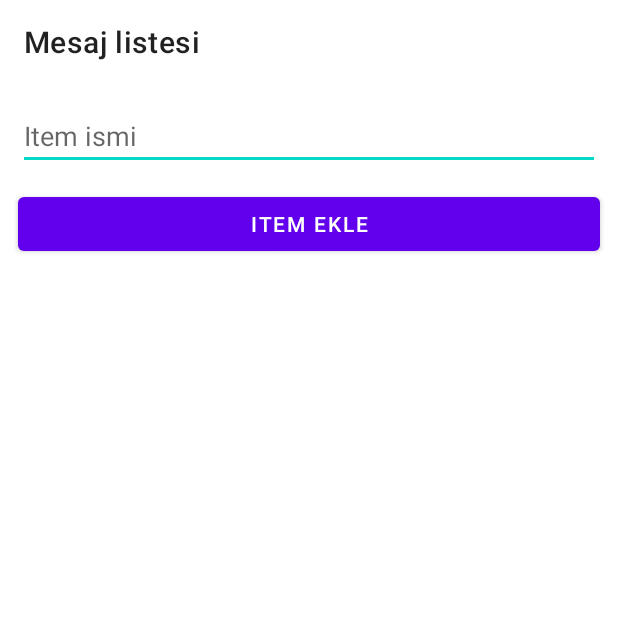
After one commit to onurerdem/LearnKotlin, an Android app: the MessageListActivity screen opened directly, with no data from a screen before it, on a phone screen of 412 x 824 dp, the top half of it. The commit adds this screen. Run offline under Robolectric (Android 15) with nearby library versions, the phone set to English and light mode, and no system bars; our stand-ins replace Room's generated code.

Commit message:
Proje güncellendi.

```diff
--- a/app/src/main/java/com/onurerdem/learnkotlin/MainActivity.kt
+++ b/app/src/main/java/com/onurerdem/learnkotlin/MainActivity.kt
@@ -35,11 +35,13 @@ class MainActivity : AppCompatActivity() {
                     tvAlert.text="Başarıyla kayıt oldunuz!"
                     tvAlert.setTextColor(ContextCompat.getColor(this@MainActivity,R.color.green))
                     tvAlert.visibility= View.VISIBLE
-                    val intent = Intent(this@MainActivity, WelcomeActivity::class.java)
+                    /*val intent = Intent(this@MainActivity, WelcomeActivity::class.java)
                     with(intent){
                         putExtra(Constant.USER_NAME_KEY ,edtFirstName.text.toString())
                         putExtra(Constant.USER_SURNAME_KEY, edtLastName.text.toString())
                     }
+                    startActivity(intent)*/
+                    val intent = Intent(this@MainActivity, MessageListActivity::class.java)
                     startActivity(intent)
                 }
             }
--- /dev/null
+++ b/app/src/main/java/com/onurerdem/learnkotlin/MessageListActivity.kt
@@ -0,0 +1,64 @@
+package com.onurerdem.learnkotlin
+
+import androidx.appcompat.app.AppCompatActivity
+import android.os.Bundle
+import androidx.lifecycle.MutableLiveData
+import androidx.recyclerview.widget.LinearLayoutManager
+import androidx.room.Room
+import com.onurerdem.learnkotlin.adapter.MessageListAdapter
+import com.onurerdem.learnkotlin.databinding.ActivityMessageListBinding
+import com.onurerdem.learnkotlin.model.MessageItem
+import com.onurerdem.learnkotlin.room.MessageDao
+import com.onurerdem.learnkotlin.room.MessageDatabase
+
+class MessageListActivity : AppCompatActivity() {
+    private lateinit var binding: ActivityMessageListBinding
+    private var messageListAdapter = MessageListAdapter()
+    private var messageList: ArrayList<MessageItem> = arrayListOf()
+    private lateinit var messageDao: MessageDao
+    private var messageLiveData: MutableLiveData<String> = MutableLiveData()
+
+    override fun onCreate(savedInstanceState: Bundle?) {
+        super.onCreate(savedInstanceState)
+        binding = ActivityMessageListBinding.inflate(layoutInflater)
+        setContentView(binding.root)
+
+        val db = Room.databaseBuilder(applicationContext, MessageDatabase::class.java, "message").fallbackToDestructiveMigration().allowMainThreadQueries().build()
+        messageDao = db.messageDao()
+
+
+        /*messageList.add(MessageItem("Yunus","Neredesin sen",false,"13:34"))
+        messageList.add(MessageItem("Enes","Nerede kaldın",true,"12.44"))
+        messageList.add(MessageItem("Adna","Hayde",true,"13:34"))
+        messageList.add(MessageItem("Onur erdem","Geldin mi",true,"13:34"))
+        messageList.add(MessageItem("Emre","Ekmek al",false,"13:34"))*/
+
+        binding.apply {
+            rvMessagelist.layoutManager = LinearLayoutManager(this@MessageListActivity, LinearLayoutManager.VERTICAL, false)
+            rvMessagelist.adapter = messageListAdapter
+
+            messageListAdapter.listeyiDoldur(messageList)
+
+            messageListAdapter.messageItemClickListener = {
+                messageDao.deleteMessageItem(it)
+            }
+
+            messageDao.getAllMessage().observe(this@MessageListActivity,{
+                it?.let { messageItem ->
+                    messageList.clear()
+                    messageItem.forEach {
+                        messageList.add(it)
+                    }
+                    messageListAdapter.listeyiDoldur(messageList)
+                }
+            })
+
+            btnAdded.setOnClickListener {
+                //insert
+                messageDao.saveMessage(MessageItem(userName = edtItem.text.toString(),userLastMessage = "XXX",isRead = false, messageTime = "12:45"))
+                //messageList.add(MessageItem(edtItem.text.toString(),"XXX",false,"12:45"))
+                //messageListAdapter.listeyiDoldur(messageList)
+            }
+        }
+    }
+}
--- /dev/null
+++ b/app/src/main/java/com/onurerdem/learnkotlin/adapter/MessageListAdapter.kt
@@ -0,0 +1,59 @@
+package com.onurerdem.learnkotlin.adapter
+
+import android.view.LayoutInflater
+import android.view.View
+import android.view.ViewGroup
+import androidx.core.content.ContextCompat
+import androidx.recyclerview.widget.RecyclerView
+import com.onurerdem.learnkotlin.R
+import com.onurerdem.learnkotlin.model.MessageItem
+import kotlinx.android.synthetic.main.activity_learn_layout_constraint.view.*
+
+class MessageListAdapter : RecyclerView.Adapter<MessageListAdapter.MessageVieHolder>() {
+
+    private var messageList: ArrayList<MessageItem> = arrayListOf()
+    var messageItemClickListener: (Int) -> Unit = {}
+
+    override fun onCreateViewHolder(parent: ViewGroup, viewType: Int) = MessageVieHolder(
+        LayoutInflater.from(parent.context).inflate(R.layout.activity_learn_layout_constraint, parent, false)
+    )
+
+    override fun onBindViewHolder(holder: MessageListAdapter.MessageVieHolder, position: Int) {
+        holder.bind(messageList[position]) // ahmet, mehmet, yusuf -> 0
+    }
+
+    override fun getItemCount() = messageList.size
+
+    inner class MessageVieHolder(view: View) :  RecyclerView.ViewHolder(view){
+        fun bind(messageItem: MessageItem) {
+            itemView.tv_user_name.text = messageItem.userName
+            itemView.tv_last_message.text = messageItem.userLastMessage
+            itemView.tv_message_time.text = messageItem.messageTime
+            if (messageItem.isRead){
+                itemView.tv_user_name.setTextColor(
+                    ContextCompat.getColor(itemView.context,
+                    R.color.teal_700
+                ))
+            }
+
+            //Long press
+            itemView.tv_user_name.setOnLongClickListener {
+                //messageItemClickListener(messageItem.userName)
+                return@setOnLongClickListener false
+            }
+
+            itemView.remove_item.setOnClickListener {
+                messageItemClickListener(messageItem.uid)
+                messageList.removeAt(adapterPosition)
+                notifyItemRemoved(adapterPosition)
+            }
+        }
+    }
+
+    fun listeyiDoldur(messageListesi: ArrayList<MessageItem>){
+        messageList.clear()
+        messageList.addAll(messageListesi)
+        notifyDataSetChanged()
+    }
+
+}
--- /dev/null
+++ b/app/src/main/java/com/onurerdem/learnkotlin/room/MessageDao.kt
@@ -0,0 +1,21 @@
+package com.onurerdem.learnkotlin.room
+
+import androidx.lifecycle.LiveData
+import androidx.room.Dao
+import androidx.room.Insert
+import androidx.room.Query
+import com.onurerdem.learnkotlin.model.MessageItem
+
+@Dao
+interface MessageDao {
+
+    @Insert
+    fun saveMessage(vararg messageaItem: MessageItem)
+
+    @Query("SELECT * FROM messageitem")
+    fun getAllMessage() : LiveData<List<MessageItem>>
+
+    @Query("DELETE FROM messageitem WHERE uid = :uId")
+    fun deleteMessageItem(uId: Int) : Int
+
+}
--- /dev/null
+++ b/app/src/main/java/com/onurerdem/learnkotlin/room/MessageDatabase.kt
@@ -0,0 +1,10 @@
+package com.onurerdem.learnkotlin.room
+
+import androidx.room.Database
+import androidx.room.RoomDatabase
+import com.onurerdem.learnkotlin.model.MessageItem
+
+@Database(entities = [MessageItem::class], version = 4)
+abstract class MessageDatabase: RoomDatabase() {
+    abstract fun messageDao() : MessageDao
+}
--- /dev/null
+++ b/app/src/main/res/drawable/doublecheck.xml
@@ -0,0 +1,5 @@
+<vector android:height="24dp" android:tint="#02FF2C"
+    android:viewportHeight="24" android:viewportWidth="24"
+    android:width="24dp" xmlns:android="http://schemas.android.com/apk/res/android">
+    <path android:fillColor="@android:color/white" android:pathData="M18,7l-1.41,-1.41 -6.34,6.34 1.41,1.41L18,7zM22.24,5.59L11.66,16.17 7.48,12l-1.41,1.41L11.66,19l12,-12 -1.42,-1.41zM0.41,13.41L6,19l1.41,-1.41L1.83,12 0.41,13.41z"/>
+</vector>
--- /dev/null
+++ b/app/src/main/res/drawable/ic_baseline_add_24.xml
@@ -0,0 +1,5 @@
+<vector android:height="24dp" android:tint="#FFFFFF"
+    android:viewportHeight="24" android:viewportWidth="24"
+    android:width="24dp" xmlns:android="http://schemas.android.com/apk/res/android">
+    <path android:fillColor="@android:color/white" android:pathData="M19,13h-6v6h-2v-6H5v-2h6V5h2v6h6v2z"/>
+</vector>
--- /dev/null
+++ b/app/src/main/res/drawable/ic_baseline_delete_24.xml
@@ -0,0 +1,5 @@
+<vector android:height="24dp" android:tint="#000000"
+    android:viewportHeight="24" android:viewportWidth="24"
+    android:width="24dp" xmlns:android="http://schemas.android.com/apk/res/android">
+    <path android:fillColor="@android:color/white" android:pathData="M6,19c0,1.1 0.9,2 2,2h8c1.1,0 2,-0.9 2,-2V7H6v12zM19,4h-3.5l-1,-1h-5l-1,1H5v2h14V4z"/>
+</vector>
--- /dev/null
+++ b/app/src/main/res/layout/activity_message_list.xml
@@ -0,0 +1,48 @@
+<?xml version="1.0" encoding="utf-8"?>
+<androidx.constraintlayout.widget.ConstraintLayout xmlns:android="http://schemas.android.com/apk/res/android"
+    xmlns:app="http://schemas.android.com/apk/res-auto"
+    xmlns:tools="http://schemas.android.com/tools"
+    android:layout_width="match_parent"
+    android:layout_height="match_parent"
+    tools:context=".MessageListActivity">
+
+    <androidx.appcompat.widget.Toolbar
+        android:id="@+id/tb_title"
+        android:layout_width="0dp"
+        android:layout_height="wrap_content"
+        app:layout_constraintEnd_toEndOf="parent"
+        app:layout_constraintStart_toStartOf="parent"
+        app:layout_constraintTop_toTopOf="parent"
+        app:title="Mesaj listesi"/>
+
+    <EditText
+        android:id="@+id/edt_item"
+        android:layout_width="match_parent"
+        android:layout_height="wrap_content"
+        android:layout_margin="12dp"
+        android:hint="Item ismi"
+        app:layout_constraintTop_toBottomOf="@id/tb_title"
+        app:layout_constraintEnd_toEndOf="parent"
+        app:layout_constraintStart_toStartOf="parent"/>
+
+    <Button
+        android:id="@+id/btn_added"
+        android:layout_width="match_parent"
+        android:layout_height="wrap_content"
+        app:layout_constraintEnd_toEndOf="parent"
+        app:layout_constraintStart_toStartOf="parent"
+        app:layout_constraintTop_toBottomOf="@id/edt_item"
+        android:text="Item ekle"
+        android:layout_margin="12dp"/>
+
+    <androidx.recyclerview.widget.RecyclerView
+        android:id="@+id/rv_messagelist"
+        android:layout_width="0dp"
+        android:layout_height="0dp"
+        android:layout_margin="12dp"
+        app:layout_constraintBottom_toBottomOf="parent"
+        app:layout_constraintEnd_toEndOf="parent"
+        app:layout_constraintStart_toStartOf="parent"
+        app:layout_constraintTop_toBottomOf="@id/btn_added" />
+
+</androidx.constraintlayout.widget.ConstraintLayout>
```
Also changed, not shown: app/build.gradle (+18 -4 lines), app/src/main/AndroidManifest.xml (+9 -0 lines), app/src/main/java/com/onurerdem/learnkotlin/LearnLayoutConstraint.kt (added, +11 -0 lines), app/src/main/java/com/onurerdem/learnkotlin/model/MessageItem.kt (added, +19 -0 lines), app/src/main/res/layout/activity_learn_layout_constraint.xml (added, +105 -0 lines).
